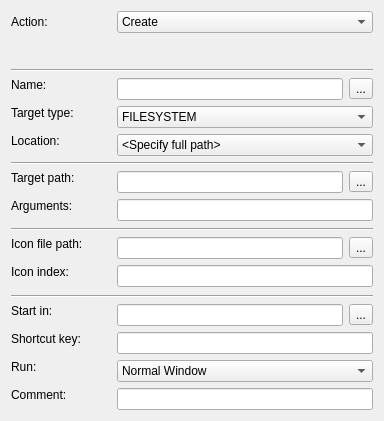
Above: src/apps/mvvm-folders/shortcuts/shortcutswidget.ui from august-alt/policy-preferences-editor-prototype before the change. Below: the same form after it.
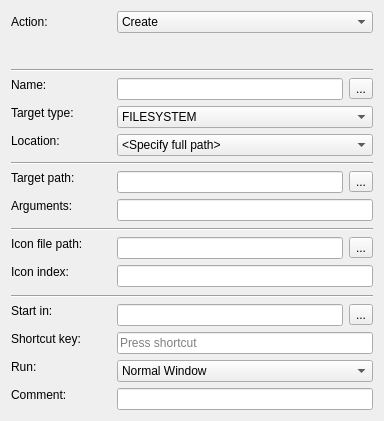
That is the form after the change.

Diff of the .ui file:
```diff
--- a/src/apps/mvvm-folders/shortcuts/shortcutswidget.ui
+++ b/src/apps/mvvm-folders/shortcuts/shortcutswidget.ui
@@ -489,13 +489,6 @@
        </property>
       </widget>
      </item>
-     <item row="1" column="1">
-      <widget class="QLineEdit" name="shortcutKeyLineEdit">
-       <property name="text">
-        <string/>
-       </property>
-      </widget>
-     </item>
      <item row="2" column="0">
       <widget class="QLabel" name="runLabel">
        <property name="sizePolicy">
@@ -560,6 +553,9 @@
        </property>
       </widget>
      </item>
+     <item row="1" column="1">
+      <widget class="QKeySequenceEdit" name="shortkutKeySequenceEdit"/>
+     </item>
     </layout>
    </item>
   </layout>
```
